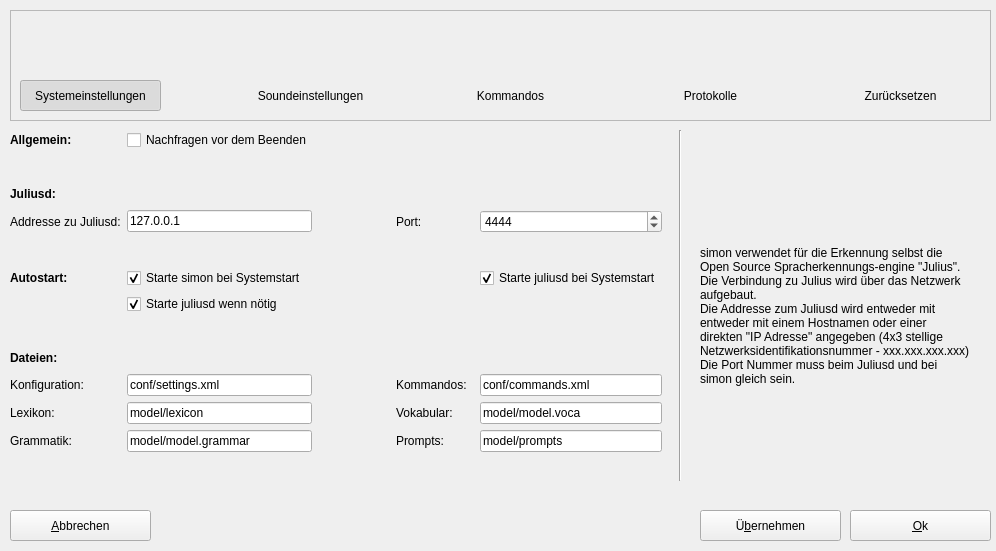
The window that ui/settings.ui (KDE/simon) describes before a commit, drawn with Qt 5.
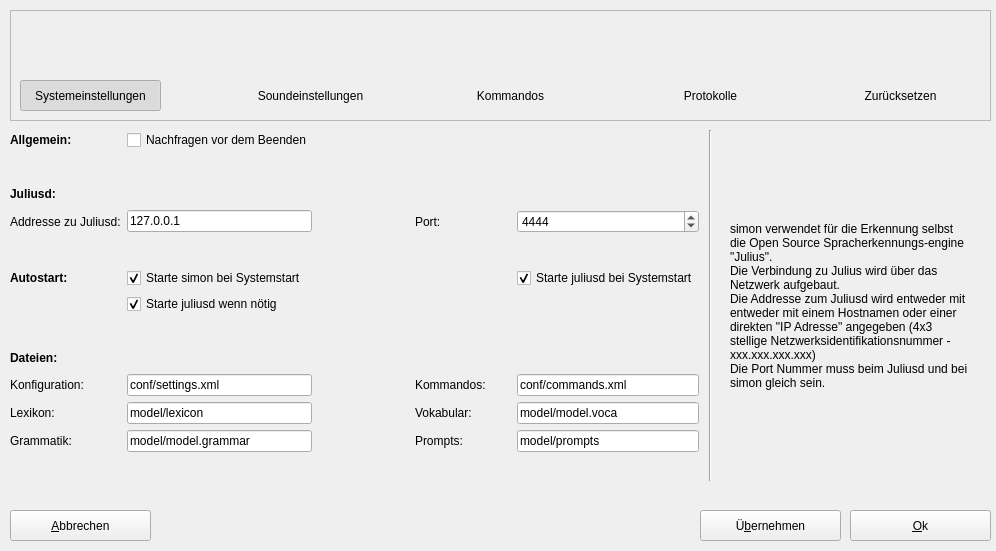
The same window after the commit. Icons and pictures are not drawn.

```diff
--- a/ui/settings.ui
+++ b/ui/settings.ui
@@ -257,7 +257,7 @@
       <rect>
        <x>0</x>
        <y>0</y>
-       <width>652</width>
+       <width>689</width>
        <height>351</height>
       </rect>
      </property>
@@ -1001,7 +1001,7 @@
     <widget class="Line" name="liSep1" >
      <property name="geometry" >
       <rect>
-       <x>660</x>
+       <x>690</x>
        <y>0</y>
        <width>20</width>
        <height>351</height>
@@ -1014,10 +1014,10 @@
     <widget class="QLabel" name="lbHelpSystem" >
      <property name="geometry" >
       <rect>
-       <x>690</x>
-       <y>20</y>
-       <width>271</width>
-       <height>331</height>
+       <x>720</x>
+       <y>0</y>
+       <width>241</width>
+       <height>351</height>
       </rect>
      </property>
      <property name="text" >
```
